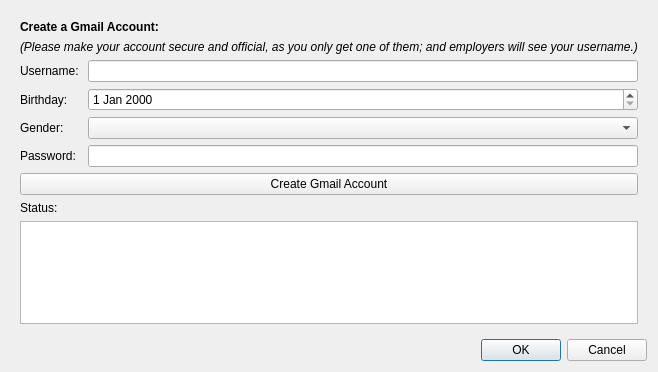
The window that ui/account_create_dialog.ui (FruitfulApproach/GoodJob) describes before a commit, drawn with Qt 5.
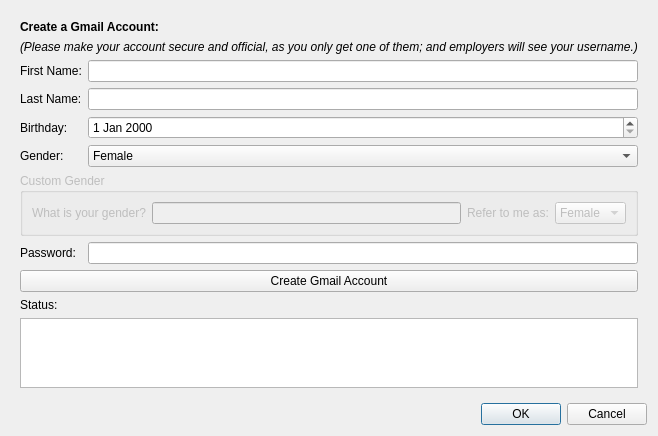
The same window after the commit. Icons and pictures are not drawn.

Commit message: Some work done on account creation thread class

The edit to the form file:
```diff
--- a/ui/account_create_dialog.ui
+++ b/ui/account_create_dialog.ui
@@ -7,7 +7,7 @@
     <x>0</x>
     <y>0</y>
     <width>595</width>
-    <height>372</height>
+    <height>411</height>
    </rect>
   </property>
   <property name="windowTitle">
@@ -48,7 +48,7 @@
        <item row="2" column="0">
         <widget class="QLabel" name="label_2">
          <property name="text">
-          <string>Username: </string>
+          <string>First Name:</string>
          </property>
         </widget>
        </item>
@@ -60,55 +60,138 @@
         </widget>
        </item>
        <item row="3" column="0">
+        <widget class="QLabel" name="label_8">
+         <property name="text">
+          <string>Last Name:</string>
+         </property>
+        </widget>
+       </item>
+       <item row="3" column="1">
+        <widget class="QLineEdit" name="gmailLastNameLine">
+         <property name="text">
+          <string/>
+         </property>
+        </widget>
+       </item>
+       <item row="4" column="0">
         <widget class="QLabel" name="label_3">
          <property name="text">
           <string>Birthday:</string>
          </property>
         </widget>
        </item>
-       <item row="3" column="1">
+       <item row="4" column="1">
         <widget class="QDateEdit" name="gmailBirthdayEdit"/>
        </item>
-       <item row="4" column="0">
+       <item row="5" column="0">
         <widget class="QLabel" name="label_4">
          <property name="text">
           <string>Gender:</string>
          </property>
         </widget>
        </item>
-       <item row="4" column="1">
-        <widget class="QComboBox" name="gmailGenderCombo"/>
+       <item row="5" column="1">
+        <widget class="QComboBox" name="gmailGenderCombo">
+         <item>
+          <property name="text">
+           <string>Female</string>
+          </property>
+         </item>
+         <item>
+          <property name="text">
+           <string>Male</string>
+          </property>
+         </item>
+         <item>
+          <property name="text">
+           <string>Custom</string>
+          </property>
+         </item>
+         <item>
+          <property name="text">
+           <string>Rather not say</string>
+          </property>
+         </item>
+        </widget>
        </item>
-       <item row="5" column="0">
+       <item row="6" column="0" colspan="2">
+        <widget class="QGroupBox" name="customGenderGroup">
+         <property name="enabled">
+          <bool>false</bool>
+         </property>
+         <property name="title">
+          <string>Custom Gender</string>
+         </property>
+         <layout class="QGridLayout" name="gridLayout_2">
+          <item row="0" column="0">
+           <widget class="QLabel" name="label_9">
+            <property name="text">
+             <string>What is your gender?</string>
+            </property>
+           </widget>
+          </item>
+          <item row="0" column="1">
+           <widget class="QLineEdit" name="gmailGenderLine"/>
+          </item>
+          <item row="0" column="3">
+           <widget class="QComboBox" name="gmailGenderReferenceCombo">
+            <item>
+             <property name="text">
+              <string>Female</string>
+             </property>
+            </item>
+            <item>
+             <property name="text">
+              <string>Male</string>
+             </property>
+            </item>
+            <item>
+             <property name="text">
+              <string>Other</string>
+             </property>
+            </item>
+           </widget>
+          </item>
+          <item row="0" column="2">
+           <widget class="QLabel" name="label_10">
+            <property name="text">
+             <string>Refer to me as:</string>
+            </property>
+           </widget>
+          </item>
+         </layout>
+        </widget>
+       </item>
+       <item row="7" column="0">
         <widget class="QLabel" name="label_5">
          <property name="text">
           <string>Password:</string>
          </property>
         </widget>
        </item>
-       <item row="5" column="1">
+       <item row="7" column="1">
         <widget class="QLineEdit" name="gmailPasswordLine">
          <property name="echoMode">
           <enum>QLineEdit::PasswordEchoOnEdit</enum>
          </property>
         </widget>
        </item>
-       <item row="6" column="0" colspan="2">
+       <item row="8" column="0" colspan="2">
         <widget class="QPushButton" name="createGmailAccountButton">
          <property name="text">
           <string>Create Gmail Account</string>
          </property>
         </widget>
        </item>
-       <item row="7" column="0" colspan="2">
+       <item row="9" column="0" colspan="2">
         <widget class="QLabel" name="label_6">
          <property name="text">
           <string>Status:</string>
          </property>
         </widget>
        </item>
-       <item row="8" column="0" colspan="2">
-        <widget class="QPlainTextEdit" name="plainTextEdit">
+       <item row="10" column="0" colspan="2">
+        <widget class="QPlainTextEdit" name="gmailStatusText">
          <property name="readOnly">
           <bool>true</bool>
          </property>
```
Left out of the diff: 60 changed lines with no effect on the pictures. The commit also changes 12 other files.
